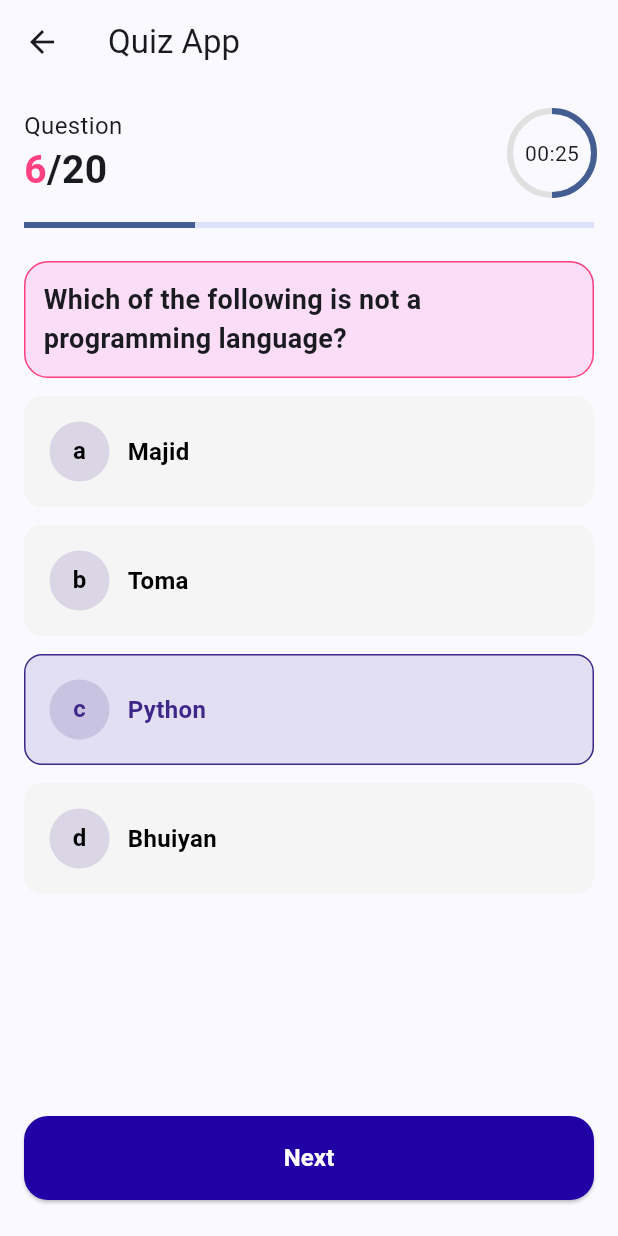
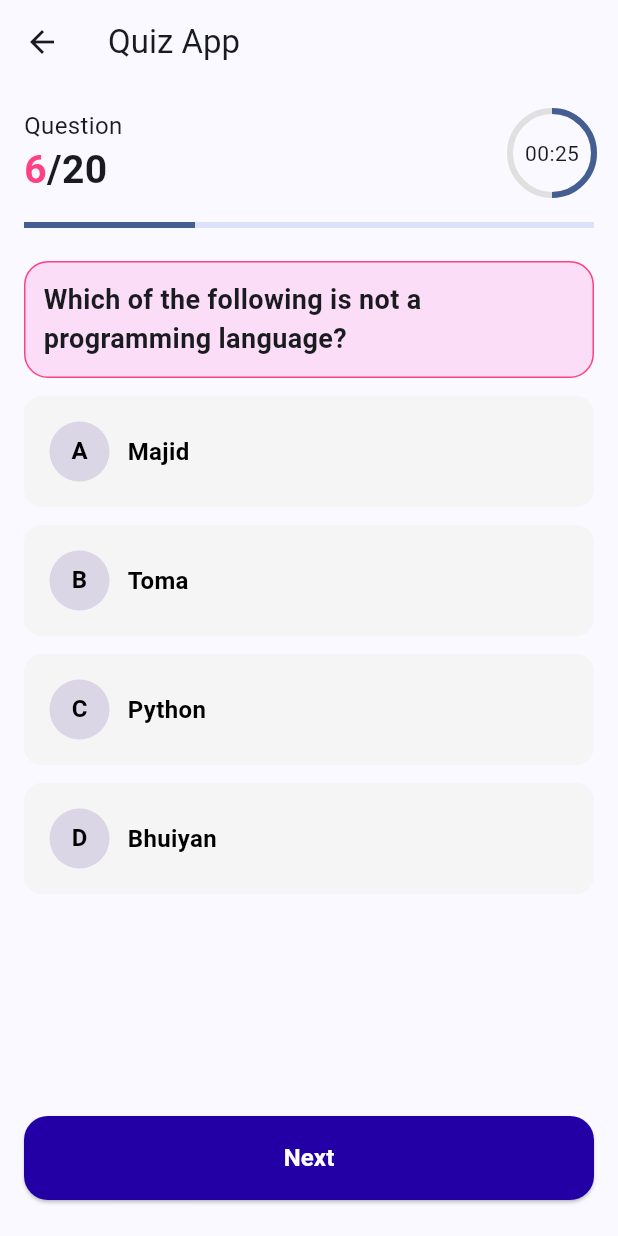
Before and after one commit to majidbhuiyan20/BDApps, a Flutter app: the QuizPage screen opened directly, on a phone screen of 412 x 824 dp. Run offline on Flutter 3.47's test engine with Material 3 defaults, Android fonts, the phone set to English and light mode, and no system bars.

Commit message:
implement QuizQuestion model and dynamic answer selection in QuizPage

```diff
--- /dev/null
+++ b/lib/QuizApp/model/quiz_ques_model.dart
@@ -0,0 +1,15 @@
+class QuizQuestion{
+  int id;
+  String question;
+  List<String> options;
+  int answerIndex;
+  int? mark  = 10;
+
+  QuizQuestion({
+    required this.id,
+    required this.question,
+    required this.options,
+    required this.answerIndex,
+    this.mark,
+  });
+}
--- /dev/null
+++ b/lib/QuizApp/utils/numeric_serial_to_abc.dart
@@ -0,0 +1,25 @@
+String numericSerialToABC(int index) {
+  switch(index){
+    case 0:
+      return "A";
+    case 1:
+      return "B";
+    case 2:
+      return "C";
+    case 3:
+      return "D";
+    case 4:
+      return "E";
+    case 5:
+      return "F";
+    case 7:
+      return "G";
+    case 8:
+      return "H";
+    case 9:
+      return "I";
+    default:
+      return "?";
+  }
+
+}
--- a/lib/QuizApp/views/quiz_app_home.dart
+++ b/lib/QuizApp/views/quiz_app_home.dart
@@ -1,3 +1,4 @@
+import 'package:bdapps/QuizApp/model/quiz_ques_model.dart';
 import 'package:bdapps/QuizApp/widgets/category_card.dart';
 import 'package:bdapps/QuizApp/widgets/recent_card.dart';
 import 'package:bdapps/QuizApp/widgets/title_section.dart';
@@ -12,7 +13,8 @@ class QuizAppHome extends StatefulWidget {
 }
 
 class _QuizAppHomeState extends State<QuizAppHome> {
-  @override
+
+   @override
   Widget build(BuildContext context) {
     return Scaffold(
       body: SafeArea(
--- a/lib/QuizApp/views/quiz_page.dart
+++ b/lib/QuizApp/views/quiz_page.dart
@@ -2,6 +2,9 @@ import 'package:bdapps/QuizApp/widgets/answer_option.dart';
 import 'package:bdapps/QuizApp/widgets/question_card.dart';
 import 'package:bdapps/QuizApp/widgets/quiz_progress.dart';
 import 'package:flutter/material.dart';
+
+import '../model/quiz_ques_model.dart';
+import '../utils/numeric_serial_to_abc.dart';
 
 class QuizPage extends StatefulWidget {
   const QuizPage({super.key});
@@ -11,14 +14,29 @@ class QuizPage extends StatefulWidget {
 }
 
 class _QuizPageState extends State<QuizPage> {
+  QuizQuestion questionData = QuizQuestion(
+    id: 1,
+    question: "Which of the following is not a programming language?",
+    options: ["Majid", "Toma", "Python", "Bhuiyan"],
+    answerIndex: 2,
+  );
+  void setAnswer(int index) {
+    if (selectedAnswerIndex == index) {
+      selectedAnswerIndex = null;
+    } else {
+      selectedAnswerIndex = index;
+    }
+    setState(() {});
+  }
+
+  int? selectedAnswerIndex;
+
   @override
   Widget build(BuildContext context) {
     return Scaffold(
-      appBar: AppBar(
-        title: const Text("Quiz App"),
-      ),
+      appBar: AppBar(title: const Text("Quiz App")),
       body: Padding(
-        padding:  EdgeInsets.all(16.0),
+        padding: EdgeInsets.all(16.0),
         child: Column(
           spacing: 22,
           children: [
@@ -26,25 +44,47 @@ class _QuizPageState extends State<QuizPage> {
             Column(
               spacing: 12,
               children: [
-                QuestionCard(question: "Which of the following is not a programming language?",),
-                AnswerOption(option: 'Majid', serial: 'a', isSelected: false,),
-                AnswerOption(option: 'Toma', serial: 'b', isSelected: false,),
-                AnswerOption(option: 'Python', serial: 'c', isSelected: true,),
-                AnswerOption(option: 'Bhuiyan', serial: 'd', isSelected: false,),
+                QuestionCard(question: questionData.question),
+                Column(
+                  spacing: 12,
+                  children: List.generate(
+                    questionData.options.length,
+                    (index) => AnswerOption(
+                      option: questionData.options[index],
+                      serial: numericSerialToABC(index),
+                      isSelected: index == selectedAnswerIndex,
+                      onTap: () => setAnswer(index),
+                    ),
+                  ),
+                ),
               ],
             ),
             Expanded(child: SizedBox()),
             Padding(
               padding: const EdgeInsets.only(bottom: 8.0),
               child: ElevatedButton(
-                  style:ButtonStyle(
-                    backgroundColor: MaterialStatePropertyAll(Color(0Xff2200a6)),
-                    fixedSize: MaterialStatePropertyAll(Size(double.maxFinite, 56)),
-                    shape: MaterialStatePropertyAll(RoundedRectangleBorder(borderRadius: BorderRadius.circular(16))),
+                style: ButtonStyle(
+                  backgroundColor: MaterialStatePropertyAll(Color(0Xff2200a6)),
+                  fixedSize: MaterialStatePropertyAll(
+                    Size(double.maxFinite, 56),
                   ),
+                  shape: MaterialStatePropertyAll(
+                    RoundedRectangleBorder(
+                      borderRadius: BorderRadius.circular(16),
+                    ),
+                  ),
+                ),
 
-                  onPressed: (){},
-                  child: Text("Next", style: TextStyle(fontSize: 16, fontWeight: FontWeight.bold, color: Colors.white),)),
+                onPressed: () {},
+                child: Text(
+                  "Next",
+                  style: TextStyle(
+                    fontSize: 16,
+                    fontWeight: FontWeight.bold,
+                    color: Colors.white,
+                  ),
+                ),
+              ),
             ),
           ],
         ),
--- a/lib/QuizApp/widgets/answer_option.dart
+++ b/lib/QuizApp/widgets/answer_option.dart
@@ -2,15 +2,18 @@ import 'package:flutter/cupertino.dart';
 import 'package:flutter/material.dart';
 
 class AnswerOption extends StatelessWidget {
-  const AnswerOption({super.key, required this.option, required this.serial, required this.isSelected});
+  const AnswerOption({super.key, required this.option, required this.serial, required this.isSelected, this.onTap});
   final String option;
   final String serial;
   final bool isSelected;
+  final void Function()? onTap;
 
 
   @override
   Widget build(BuildContext context) {
-    return Container(
+    return GestureDetector(
+      onTap: onTap,
+      child: Container(
         padding: EdgeInsets.all(16),
         decoration: BoxDecoration(
           color: isSelected ? Color(0Xffe2dff2): Color(0Xfff5f5f5),
@@ -30,6 +33,7 @@ class AnswerOption extends StatelessWidget {
             Text(option, style: TextStyle(fontSize: 16, fontWeight: FontWeight.w600, color: isSelected ? Color(0Xff3e2788) : Colors.black),)
           ],
         ),
+      ),
     );
   }
 }
```
Lines whose indentation alone changed are shown as unchanged.
